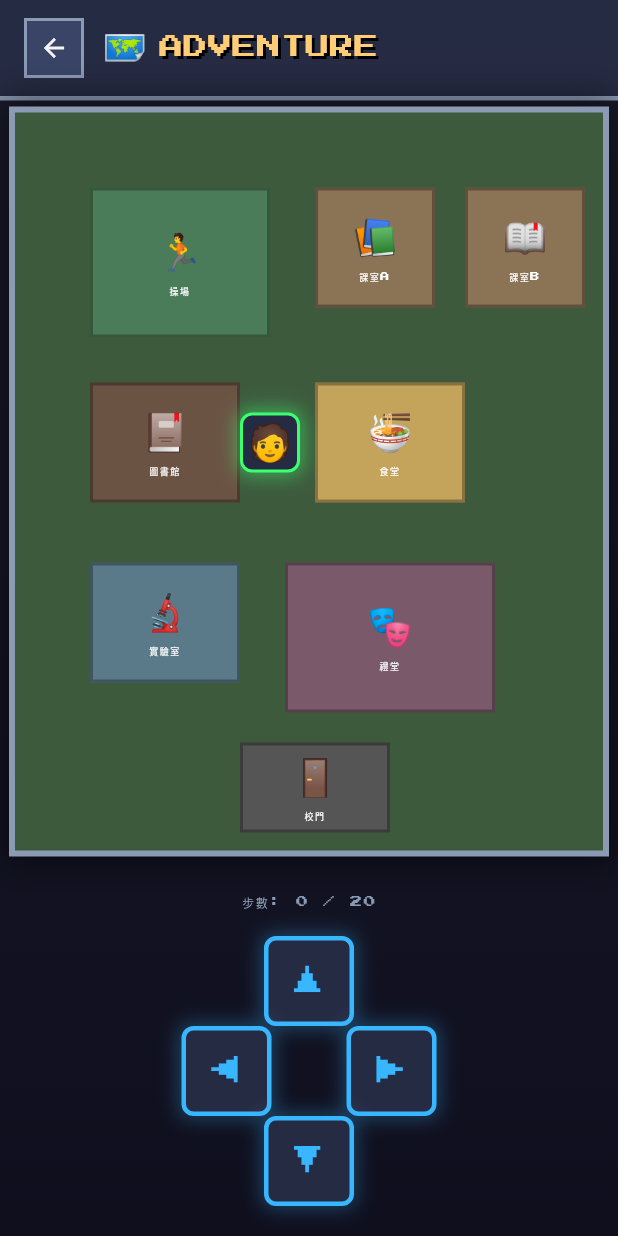
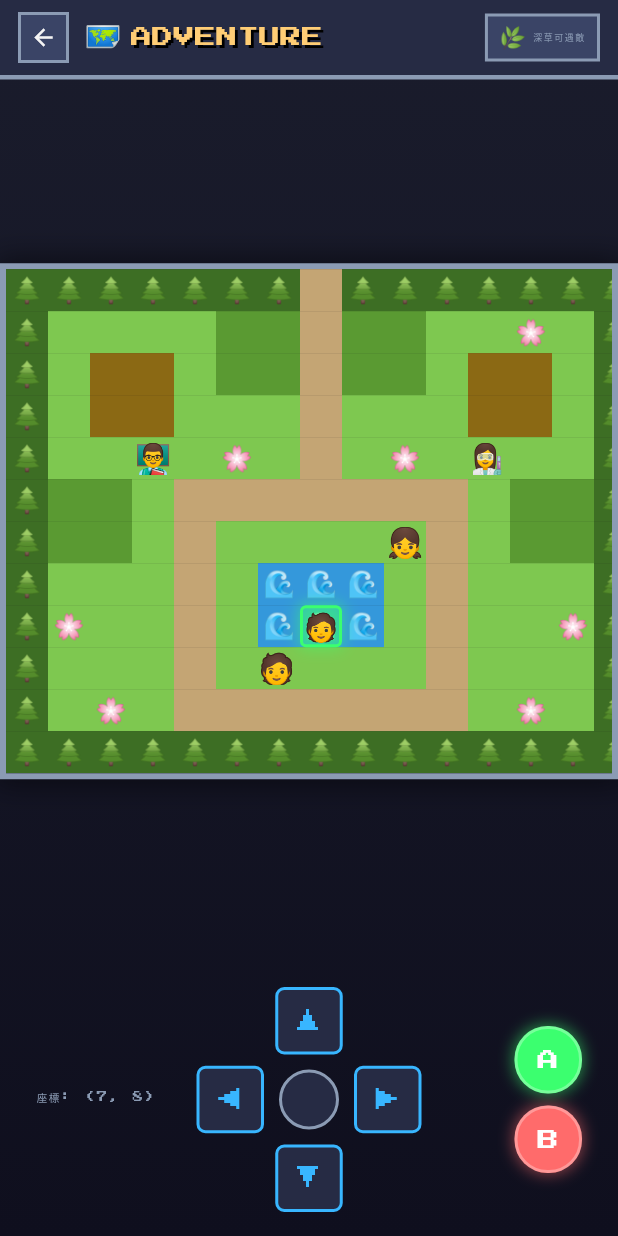
Before and after one commit to pcfat/math-quest, a Flutter app: the AdventureScreen screen opened directly, on a phone screen of 412 x 824 dp. Run offline on Flutter 3.47's test engine with Material 3 defaults, Android fonts, the phone set to English and light mode, and no system bars; our stand-ins replace shared_preferences; accounts and stored records are empty.

Commit message:
🗺️ Redesign adventure map - Pokemon-style tile-based
- 15x12 grid tile map
- Different terrain types: grass, tall grass, flowers, trees, water, paths, buildings
- Only encounter monsters in tall grass (dark green)
- NPCs: Math teacher, Science teacher, Students
- D-pad controls with A/B action buttons
- Smooth walking animation
- Coordinate display
- Wild encounter warning in tall grass

```diff
--- a/lib/screens/adventure_screen.dart
+++ b/lib/screens/adventure_screen.dart
@@ -14,17 +14,15 @@ class AdventureScreen extends StatefulWidget {
 
 class _AdventureScreenState extends State<AdventureScreen>
     with TickerProviderStateMixin {
-  // 玩家位置
-  double _playerX = 150;
-  double _playerY = 200;
+  // 玩家位置 (格子座標)
+  int _playerX = 7;
+  int _playerY = 8;
   int _playerDirection = 0; // 0=下, 1=左, 2=右, 3=上
-  bool _isMoving = false;
 
   // 地圖設定
-  final double _mapWidth = 400;
-  final double _mapHeight = 500;
-  final double _playerSize = 40;
-  final double _moveSpeed = 5;
+  static const int _mapWidth = 15;
+  static const int _mapHeight = 12;
+  static const double _tileSize = 28;
 
   // 遭遇戰
   int _steps = 0;
@@ -35,17 +33,31 @@ class _AdventureScreenState extends State<AdventureScreen>
   late AnimationController _walkController;
   late AnimationController _encounterController;
   bool _showEncounter = false;
+  bool _isMoving = false;
 
-  // 地圖區域
-  final List<MapArea> _areas = [
-    MapArea(name: '操場', emoji: '🏃', x: 50, y: 50, width: 120, height: 100, color: Color(0xFF4a7c59)),
-    MapArea(name: '課室A', emoji: '📚', x: 200, y: 50, width: 80, height: 80, color: Color(0xFF8b7355)),
-    MapArea(name: '課室B', emoji: '📖', x: 300, y: 50, width: 80, height: 80, color: Color(0xFF8b7355)),
-    MapArea(name: '圖書館', emoji: '📕', x: 50, y: 180, width: 100, height: 80, color: Color(0xFF6b5344)),
-    MapArea(name: '食堂', emoji: '🍜', x: 200, y: 180, width: 100, height: 80, color: Color(0xFFc4a35a)),
-    MapArea(name: '實驗室', emoji: '🔬', x: 50, y: 300, width: 100, height: 80, color: Color(0xFF5a7a8a)),
-    MapArea(name: '禮堂', emoji: '🎭', x: 180, y: 300, width: 140, height: 100, color: Color(0xFF7a5a6a)),
-    MapArea(name: '校門', emoji: '🚪', x: 150, y: 420, width: 100, height: 60, color: Color(0xFF555555)),
+  // 地圖圖層
+  // 0=草地, 1=深草(可遇敵), 2=花, 3=樹, 4=水, 5=路, 6=建築, 7=門, 8=柵欄
+  final List<List<int>> _groundLayer = [
+    [3, 3, 3, 3, 3, 3, 3, 7, 3, 3, 3, 3, 3, 3, 3],
+    [3, 0, 0, 0, 0, 1, 1, 5, 1, 1, 0, 0, 2, 0, 3],
+    [3, 0, 6, 6, 0, 1, 1, 5, 1, 1, 0, 6, 6, 0, 3],
+    [3, 0, 6, 6, 0, 0, 0, 5, 0, 0, 0, 6, 6, 0, 3],
+    [3, 0, 0, 0, 0, 2, 0, 5, 0, 2, 0, 0, 0, 0, 3],
+    [3, 1, 1, 0, 5, 5, 5, 5, 5, 5, 5, 0, 1, 1, 3],
+    [3, 1, 1, 0, 5, 0, 0, 0, 0, 0, 5, 0, 1, 1, 3],
+    [3, 0, 0, 0, 5, 0, 4, 4, 4, 0, 5, 0, 0, 0, 3],
+    [3, 2, 0, 0, 5, 0, 4, 4, 4, 0, 5, 0, 0, 2, 3],
+    [3, 0, 0, 0, 5, 0, 0, 0, 0, 0, 5, 0, 0, 0, 3],
+    [3, 0, 2, 0, 5, 5, 5, 5, 5, 5, 5, 0, 2, 0, 3],
+    [3, 3, 3, 3, 3, 3, 3, 3, 3, 3, 3, 3, 3, 3, 3],
+  ];
+
+  // NPC 位置
+  final List<Map<String, dynamic>> _npcs = [
+    {'x': 3, 'y': 4, 'emoji': '👨‍🏫', 'name': '數學老師'},
+    {'x': 11, 'y': 4, 'emoji': '👩‍🔬', 'name': '科學老師'},
+    {'x': 6, 'y': 9, 'emoji': '🧑‍🎓', 'name': '學生'},
+    {'x': 9, 'y': 6, 'emoji': '👧', 'name': '同學'},
   ];
 
   // 怪物列表
@@ -57,13 +69,35 @@ class _AdventureScreenState extends State<AdventureScreen>
     Monster(name: '幾何巨人', emoji: '🗿', minLevel: 5, maxLevel: 10),
   ];
 
+  // Tile 顏色和 emoji
+  final Map<int, Color> _tileColors = {
+    0: const Color(0xFF7ec850), // 草地
+    1: const Color(0xFF5a9a32), // 深草
+    2: const Color(0xFF7ec850), // 花 (草地底色)
+    3: const Color(0xFF3d6e24), // 樹
+    4: const Color(0xFF3498db), // 水
+    5: const Color(0xFFc4a574), // 路
+    6: const Color(0xFF8b6914), // 建築
+    7: const Color(0xFFc4a574), // 門
+    8: const Color(0xFF6b4423), // 柵欄
+  };
+
+  final Map<int, String> _tileEmoji = {
+    2: '🌸', // 花
+    3: '🌲', // 樹
+    4: '🌊', // 水 (動畫用)
+  };
+
+  // 可通行的 tile
+  final Set<int> _walkableTiles = {0, 1, 2, 5, 7};
+
   @override
   void initState() {
     super.initState();
     _walkController = AnimationController(
-      duration: const Duration(milliseconds: 200),
+      duration: const Duration(milliseconds: 150),
       vsync: this,
-    )..repeat(reverse: true);
+    );
 
     _encounterController = AnimationController(
       duration: const Duration(milliseconds: 500),
@@ -81,13 +115,29 @@ class _AdventureScreenState extends State<AdventureScreen>
   }
 
   void _resetEncounterSteps() {
-    _stepsToEncounter = _random.nextInt(15) + 10; // 10-25 步遇敵
+    _stepsToEncounter = _random.nextInt(10) + 5; // 5-15 步遇敵
     _steps = 0;
   }
 
+  bool _canWalk(int x, int y) {
+    if (x < 0 || x >= _mapWidth || y < 0 || y >= _mapHeight) return false;
+    final tile = _groundLayer[y][x];
+    if (!_walkableTiles.contains(tile)) return false;
+    // 檢查 NPC
+    for (final npc in _npcs) {
+      if (npc['x'] == x && npc['y'] == y) return false;
+    }
+    return true;
+  }
+
   void _checkEncounter() {
+    // 只有在深草 (1) 才會遇敵
+    final currentTile = _groundLayer[_playerY][_playerX];
+    if (currentTile == 1) {
+      _steps++;
       if (_steps >= _stepsToEncounter) {
         _triggerEncounter();
+      }
     }
   }
 
@@ -121,31 +171,33 @@ class _AdventureScreenState extends State<AdventureScreen>
   }
 
   void _move(int direction) {
+    if (_isMoving || _showEncounter) return;
+
+    int newX = _playerX;
+    int newY = _playerY;
+
+    switch (direction) {
+      case 0: newY += 1; break; // 下
+      case 1: newX -= 1; break; // 左
+      case 2: newX += 1; break; // 右
+      case 3: newY -= 1; break; // 上
+    }
+
     setState(() {
       _playerDirection = direction;
-      _isMoving = true;
+    });
 
-      double newX = _playerX;
-      double newY = _playerY;
-
-      switch (direction) {
-        case 0: newY += _moveSpeed; break; // 下
-        case 1: newX -= _moveSpeed; break; // 左
-        case 2: newX += _moveSpeed; break; // 右
-        case 3: newY -= _moveSpeed; break; // 上
-      }
-
-      // 邊界檢查
-      if (newX >= 0 && newX <= _mapWidth - _playerSize) _playerX = newX;
-      if (newY >= 0 && newY <= _mapHeight - _playerSize) _playerY = newY;
-
-      _steps++;
+    if (_canWalk(newX, newY)) {
+      setState(() => _isMoving = true);
+      _walkController.forward(from: 0).then((_) {
+        setState(() {
+          _playerX = newX;
+          _playerY = newY;
+          _isMoving = false;
+        });
         _checkEncounter();
       });
     }
-
-  void _stopMoving() {
-    setState(() => _isMoving = false);
   }
 
   @override
@@ -166,7 +218,7 @@ class _AdventureScreenState extends State<AdventureScreen>
                   // 地圖區域
                   Expanded(
                     child: Center(
-                      child: _buildMap(),
+                      child: _buildTileMap(),
                     ),
                   ),
 
@@ -186,7 +238,7 @@ class _AdventureScreenState extends State<AdventureScreen>
 
   Widget _buildTopBar(GameState gameState) {
     return Container(
-      padding: const EdgeInsets.symmetric(horizontal: 16, vertical: 12),
+      padding: const EdgeInsets.symmetric(horizontal: 12, vertical: 8),
       decoration: BoxDecoration(
         color: PixelTheme.bgMid,
         border: const Border(bottom: BorderSide(color: PixelTheme.textDim, width: 3)),
@@ -196,37 +248,36 @@ class _AdventureScreenState extends State<AdventureScreen>
           GestureDetector(
             onTap: () => Navigator.pop(context),
             child: Container(
-              padding: const EdgeInsets.all(8),
+              padding: const EdgeInsets.all(6),
               decoration: BoxDecoration(
                 color: PixelTheme.bgLight,
                 border: Border.all(color: PixelTheme.textDim, width: 2),
               ),
-              child: const Icon(Icons.arrow_back, color: PixelTheme.textLight, size: 20),
+              child: const Icon(Icons.arrow_back, color: PixelTheme.textLight, size: 18),
             ),
           ),
-          const SizedBox(width: 12),
-          Text('🗺️', style: const TextStyle(fontSize: 24)),
-          const SizedBox(width: 8),
+          const SizedBox(width: 10),
+          Text('🗺️', style: const TextStyle(fontSize: 20)),
+          const SizedBox(width: 6),
           Text(
             'ADVENTURE',
-            style: PixelTheme.pixelTitle(size: 16, color: PixelTheme.secondary),
+            style: PixelTheme.pixelTitle(size: 14, color: PixelTheme.secondary),
           ),
           const Spacer(),
-          // 寵物顯示
-          if (gameState.activePet != null)
+          // 遇敵提示
           Container(
             padding: const EdgeInsets.symmetric(horizontal: 8, vertical: 4),
             decoration: BoxDecoration(
               color: PixelTheme.bgLight,
-                border: Border.all(color: PixelTheme.primary, width: 2),
+              border: Border.all(color: PixelTheme.textDim, width: 2),
             ),
             child: Row(
               children: [
-                  Text(gameState.activePet!.emoji, style: const TextStyle(fontSize: 20)),
+                const Text('🌿', style: TextStyle(fontSize: 14)),
                 const SizedBox(width: 4),
                 Text(
-                    'Lv.${gameState.level}',
-                    style: PixelTheme.pixelText(size: 8, color: PixelTheme.primary),
+                  '深草可遇敵',
+                  style: PixelTheme.pixelText(size: 6, color: PixelTheme.textDim),
                 ),
               ],
             ),
@@ -236,61 +287,103 @@ class _AdventureScreenState extends State<AdventureScreen>
     );
   }
 
-  Widget _buildMap() {
+  Widget _buildTileMap() {
     return Container(
-      width: _mapWidth,
-      height: _mapHeight,
       decoration: BoxDecoration(
-        color: const Color(0xFF3d5a3d),
         border: Border.all(color: PixelTheme.textDim, width: 4),
         boxShadow: [
           BoxShadow(
             color: Colors.black.withOpacity(0.5),
-            blurRadius: 20,
-            spreadRadius: 5,
+            blurRadius: 15,
+            spreadRadius: 3,
           ),
         ],
       ),
+      child: ClipRect(
+        child: SizedBox(
+          width: _mapWidth * _tileSize,
+          height: _mapHeight * _tileSize,
           child: Stack(
             children: [
-          // 地圖區域
-          ..._areas.map((area) => Positioned(
-            left: area.x,
-            top: area.y,
-            child: _buildArea(area),
+              // 地圖格子
+              ...List.generate(_mapHeight, (y) {
+                return List.generate(_mapWidth, (x) {
+                  return Positioned(
+                    left: x * _tileSize,
+                    top: y * _tileSize,
+                    child: _buildTile(x, y),
+                  );
+                });
+              }).expand((e) => e),
+
+              // NPC
+              ..._npcs.map((npc) => Positioned(
+                left: npc['x'] * _tileSize,
+                top: npc['y'] * _tileSize,
+                child: _buildNPC(npc),
               )),
 
               // 玩家
-          AnimatedPositioned(
-            left: _playerX,
-            top: _playerY,
-            duration: const Duration(milliseconds: 100),
+              AnimatedBuilder(
+                animation: _walkController,
+                builder: (context, child) {
+                  double offsetX = 0;
+                  double offsetY = 0;
+
+                  if (_isMoving) {
+                    final progress = _walkController.value;
+                    switch (_playerDirection) {
+                      case 0: offsetY = progress * _tileSize; break;
+                      case 1: offsetX = -progress * _tileSize; break;
+                      case 2: offsetX = progress * _tileSize; break;
+                      case 3: offsetY = -progress * _tileSize; break;
+                    }
+                  }
+
+                  return Positioned(
+                    left: (_playerX * _tileSize) + offsetX - (_isMoving ? (_playerDirection == 2 ? _tileSize : (_playerDirection == 1 ? 0 : 0)) : 0),
+                    top: (_playerY * _tileSize) + offsetY - (_isMoving ? (_playerDirection == 0 ? _tileSize : (_playerDirection == 3 ? 0 : 0)) : 0),
                     child: _buildPlayer(),
+                  );
+                },
               ),
             ],
+          ),
+        ),
       ),
     );
   }
 
-  Widget _buildArea(MapArea area) {
+  Widget _buildTile(int x, int y) {
+    final tileType = _groundLayer[y][x];
+    final color = _tileColors[tileType] ?? Colors.grey;
+    final emoji = _tileEmoji[tileType];
+
     return Container(
-      width: area.width,
-      height: area.height,
+      width: _tileSize,
+      height: _tileSize,
       decoration: BoxDecoration(
-        color: area.color,
-        border: Border.all(color: Colors.black.withOpacity(0.3), width: 2),
+        color: color,
+        border: Border.all(color: color.withOpacity(0.7), width: 0.5),
       ),
-      child: Column(
-        mainAxisAlignment: MainAxisAlignment.center,
-        children: [
-          Text(area.emoji, style: const TextStyle(fontSize: 24)),
-          const SizedBox(height: 4),
-          Text(
-            area.name,
-            style: PixelTheme.pixelText(size: 6, color: Colors.white),
-            textAlign: TextAlign.center,
+      child: emoji != null
+          ? Center(child: Text(emoji, style: TextStyle(fontSize: _tileSize * 0.6)))
+          : null,
+    );
+  }
+
+  Widget _buildNPC(Map<String, dynamic> npc) {
+    return Container(
+      width: _tileSize,
+      height: _tileSize,
+      decoration: BoxDecoration(
+        color: Colors.transparent,
       ),
-        ],
+      child: Center(
+        child: Text(
+          npc['emoji'],
+          style: TextStyle(fontSize: _tileSize * 0.7),
+        ),
       ),
     );
   }
@@ -299,32 +392,29 @@ class _AdventureScreenState extends State<AdventureScreen>
     final gameState = context.read<GameState>();
     final petEmoji = gameState.activePet?.emoji ?? '🧑';
 
-    return AnimatedBuilder(
-      animation: _walkController,
-      builder: (context, child) {
-        final bounce = _isMoving ? math.sin(_walkController.value * math.pi * 2) * 3 : 0.0;
-        return Transform.translate(
-          offset: Offset(0, bounce),
-          child: child,
-        );
-      },
-      child: Container(
-        width: _playerSize,
-        height: _playerSize,
+    // 方向對應的旋轉/翻轉
+    double rotation = 0;
+    bool flipX = false;
+
+    return Container(
+      width: _tileSize,
+      height: _tileSize,
       decoration: BoxDecoration(
-          color: PixelTheme.bgMid,
+        color: PixelTheme.primary.withOpacity(0.3),
+        borderRadius: BorderRadius.circular(4),
         border: Border.all(color: PixelTheme.primary, width: 2),
-          borderRadius: BorderRadius.circular(8),
         boxShadow: [
           BoxShadow(
             color: PixelTheme.primary.withOpacity(0.5),
-              blurRadius: 10,
-              spreadRadius: 2,
+            blurRadius: 8,
+            spreadRadius: 1,
           ),
         ],
       ),
       child: Center(
-          child: Text(petEmoji, style: const TextStyle(fontSize: 24)),
+        child: Text(
+          petEmoji,
+          style: TextStyle(fontSize: _tileSize * 0.65),
         ),
       ),
     );
@@ -332,40 +422,80 @@ class _AdventureScreenState extends State<AdventureScreen>
 
   Widget _buildController() {
     return Container(
-      padding: const EdgeInsets.all(20),
-      child: Column(
-        children: [
-          // 提示
-          Text(
-            '步數: $_steps / $_stepsToEncounter',
-            style: PixelTheme.pixelText(size: 8, color: PixelTheme.textDim),
-          ),
-          const SizedBox(height: 16),
-
-          // 方向鍵
-          Row(
+      padding: const EdgeInsets.symmetric(vertical: 16, horizontal: 24),
+      child: Row(
         mainAxisAlignment: MainAxisAlignment.center,
         children: [
-              const SizedBox(width: 70),
-              _buildDPadButton('▲', 3),
-              const SizedBox(width: 70),
+          // 左邊資訊
+          Expanded(
+            child: Column(
+              crossAxisAlignment: CrossAxisAlignment.start,
+              children: [
+                Text(
+                  '座標: ($_playerX, $_playerY)',
+                  style: PixelTheme.pixelText(size: 7, color: PixelTheme.textDim),
+                ),
+                const SizedBox(height: 4),
+                if (_groundLayer[_playerY][_playerX] == 1)
+                  Text(
+                    '⚠️ 深草區域！',
+                    style: PixelTheme.pixelText(size: 7, color: PixelTheme.warning),
+                  ),
               ],
             ),
-          Row(
-            mainAxisAlignment: MainAxisAlignment.center,
+          ),
+
+          // D-Pad
+          SizedBox(
+            width: 150,
+            height: 150,
+            child: Stack(
+              alignment: Alignment.center,
               children: [
-              _buildDPadButton('◀', 1),
-              const SizedBox(width: 50),
-              _buildDPadButton('▶', 2),
+                // 上
+                Positioned(
+                  top: 0,
+                  child: _buildDPadButton('▲', 3),
+                ),
+                // 下
+                Positioned(
+                  bottom: 0,
+                  child: _buildDPadButton('▼', 0),
+                ),
+                // 左
+                Positioned(
+                  left: 0,
+                  child: _buildDPadButton('◀', 1),
+                ),
+                // 右
+                Positioned(
+                  right: 0,
+                  child: _buildDPadButton('▶', 2),
+                ),
+                // 中心
+                Container(
+                  width: 40,
+                  height: 40,
+                  decoration: BoxDecoration(
+                    color: PixelTheme.bgMid,
+                    borderRadius: BorderRadius.circular(20),
+                    border: Border.all(color: PixelTheme.textDim, width: 2),
+                  ),
+                ),
               ],
             ),
-          Row(
-            mainAxisAlignment: MainAxisAlignment.center,
+          ),
+
+          // 右邊 A/B 按鈕
+          Expanded(
+            child: Column(
+              crossAxisAlignment: CrossAxisAlignment.end,
               children: [
-              const SizedBox(width: 70),
-              _buildDPadButton('▼', 0),
-              const SizedBox(width: 70),
+                _buildActionButton('A', PixelTheme.primary, () {}),
+                const SizedBox(height: 8),
+                _buildActionButton('B', PixelTheme.error, () => Navigator.pop(context)),
               ],
+            ),
           ),
         ],
       ),
@@ -374,38 +504,53 @@ class _AdventureScreenState extends State<AdventureScreen>
 
   Widget _buildDPadButton(String label, int direction) {
     return GestureDetector(
-      onTapDown: (_) => _move(direction),
-      onTapUp: (_) => _stopMoving(),
-      onTapCancel: _stopMoving,
-      onLongPress: () {
-        // 長按連續移動
-        Future.doWhile(() async {
-          if (!mounted) return false;
+      onTap: () => _move(direction),
+      onLongPress: () async {
+        while (mounted && !_showEncounter) {
           _move(direction);
-          await Future.delayed(const Duration(milliseconds: 100));
-          return _isMoving;
-        });
+          await Future.delayed(const Duration(milliseconds: 150));
+        }
       },
-      onLongPressEnd: (_) => _stopMoving(),
       child: Container(
-        width: 60,
-        height: 60,
+        width: 45,
+        height: 45,
         decoration: BoxDecoration(
           color: PixelTheme.bgMid,
-          border: Border.all(color: PixelTheme.accent, width: 3),
-          borderRadius: BorderRadius.circular(8),
+          border: Border.all(color: PixelTheme.accent, width: 2),
+          borderRadius: BorderRadius.circular(6),
+        ),
+        child: Center(
+          child: Text(
+            label,
+            style: PixelTheme.pixelText(size: 16, color: PixelTheme.accent),
+          ),
+        ),
+      ),
+    );
+  }
+
+  Widget _buildActionButton(String label, Color color, VoidCallback onTap) {
+    return GestureDetector(
+      onTap: onTap,
+      child: Container(
+        width: 45,
+        height: 45,
+        decoration: BoxDecoration(
+          color: color,
+          borderRadius: BorderRadius.circular(22),
+          border: Border.all(color: Colors.white.withOpacity(0.3), width: 2),
           boxShadow: [
             BoxShadow(
-              color: PixelTheme.accent.withOpacity(0.3),
-              blurRadius: 10,
-              spreadRadius: 2,
+              color: color.withOpacity(0.5),
+              blurRadius: 8,
+              spreadRadius: 1,
             ),
           ],
         ),
         child: Center(
           child: Text(
             label,
-            style: PixelTheme.pixelText(size: 20, color: PixelTheme.accent),
+            style: PixelTheme.pixelText(size: 14, color: Colors.white),
           ),
         ),
       ),
@@ -417,11 +562,11 @@ class _AdventureScreenState extends State<AdventureScreen>
       animation: _encounterController,
       builder: (context, child) {
         return Container(
-          color: Colors.black.withOpacity(_encounterController.value * 0.8),
+          color: Colors.black.withOpacity(_encounterController.value * 0.9),
           child: Center(
             child: TweenAnimationBuilder<double>(
               tween: Tween(begin: 0, end: 1),
-              duration: const Duration(milliseconds: 500),
+              duration: const Duration(milliseconds: 400),
               builder: (context, value, child) {
                 return Transform.scale(
                   scale: value,
@@ -431,16 +576,16 @@ class _AdventureScreenState extends State<AdventureScreen>
               child: Column(
                 mainAxisSize: MainAxisSize.min,
                 children: [
-                  Text('⚔️', style: const TextStyle(fontSize: 80)),
+                  const Text('⚔️', style: TextStyle(fontSize: 80)),
                   const SizedBox(height: 16),
                   Text(
-                    'ENCOUNTER!',
-                    style: PixelTheme.pixelTitle(size: 28, color: PixelTheme.error),
+                    'WILD ENCOUNTER!',
+                    style: PixelTheme.pixelTitle(size: 24, color: PixelTheme.error),
                   ),
                   const SizedBox(height: 8),
                   Text(
-                    '遭遇怪物！',
-                    style: PixelTheme.pixelText(size: 14, color: PixelTheme.secondary),
+                    '野生怪物出現了！',
+                    style: PixelTheme.pixelText(size: 12, color: PixelTheme.secondary),
                   ),
                 ],
               ),
@@ -450,26 +595,6 @@ class _AdventureScreenState extends State<AdventureScreen>
       },
     );
   }
-}
-
-class MapArea {
-  final String name;
-  final String emoji;
-  final double x;
-  final double y;
-  final double width;
-  final double height;
-  final Color color;
-
-  MapArea({
-    required this.name,
-    required this.emoji,
-    required this.x,
-    required this.y,
-    required this.width,
-    required this.height,
-    required this.color,
-  });
 }
 
 class Monster {
```
Lines whose indentation alone changed are shown as unchanged.
